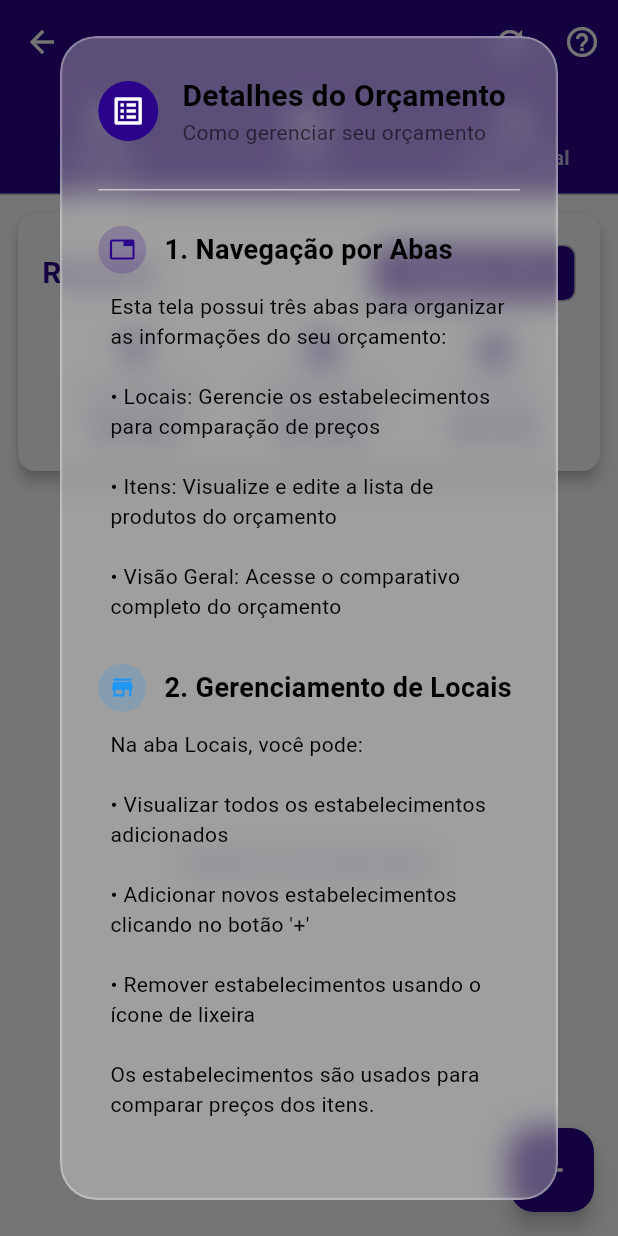
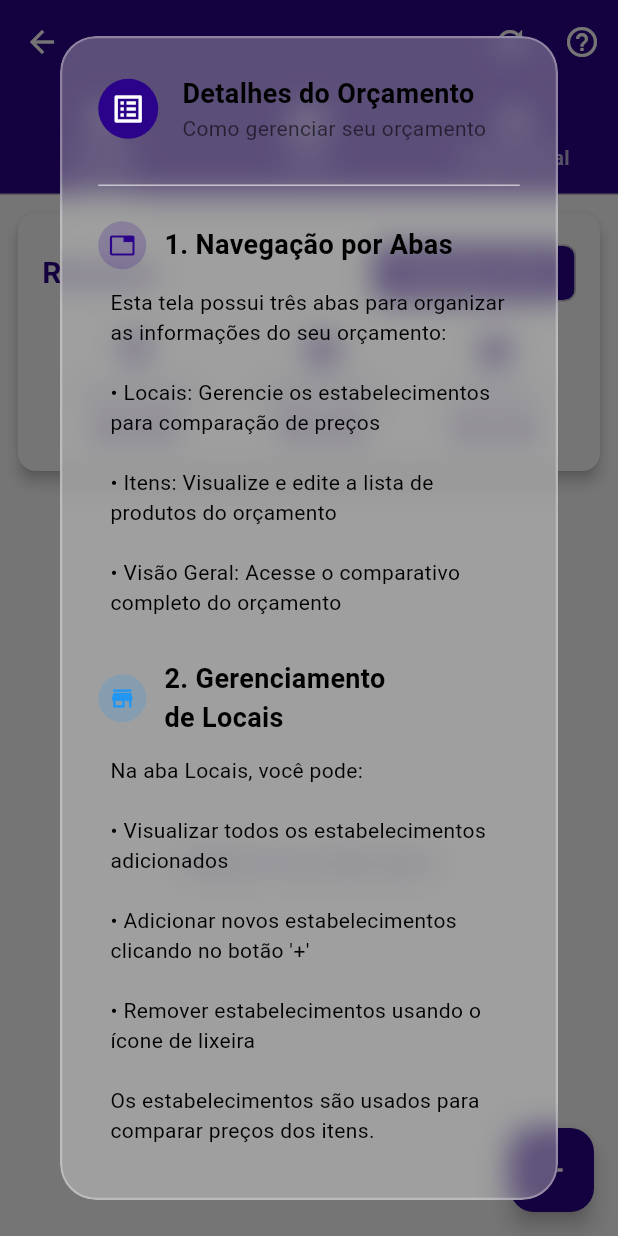
Before and after one commit to jhonnylucius/economize, a Flutter app: the BudgetDetailScreen widget shown alone on an empty page, opened directly with empty values, after a tap on the "help outline" icon, on a phone screen of 412 x 824 dp. Run offline on Flutter 3.47's test engine with Material 3 defaults, Android fonts, the phone set to English and light mode, and no system bars; our stand-ins replace fl_chart, logger, mask_text_input_formatter, pdf, percent_indicator, screenshot and 3 more; accounts and stored records are empty.

Commit message:
feat: Ajusta tamanhos de fonte e adiciona quebras de linha nos títulos das seções de ajuda para melhorar a legibilidade

```diff
--- a/lib/screen/budget/budget_detail_screen.dart
+++ b/lib/screen/budget/budget_detail_screen.dart
@@ -223,7 +223,7 @@ class _BudgetDetailScreenState extends State<BudgetDetailScreen>
                                 Text(
                                   "Detalhes do Orçamento",
                                   style: TextStyle(
-                                    fontSize: 20,
+                                    fontSize: 18,
                                     fontWeight: FontWeight.bold,
                                     color: appThemes.getCardTitleColor(),
                                   ),
@@ -269,7 +269,7 @@ class _BudgetDetailScreenState extends State<BudgetDetailScreen>
                       delay: const Duration(milliseconds: 200),
                       child: _buildHelpSection(
                         context: context,
-                        title: "2. Gerenciamento de Locais",
+                        title: "2. Gerenciamento \nde Locais",
                         icon: Icons.store,
                         iconColor: Colors.blue,
                         content: "Na aba Locais, você pode:\n\n"
@@ -287,7 +287,7 @@ class _BudgetDetailScreenState extends State<BudgetDetailScreen>
                       delay: const Duration(milliseconds: 300),
                       child: _buildHelpSection(
                         context: context,
-                        title: "3. Gerenciamento de Itens",
+                        title: "3. Gerenciamento \nde Itens",
                         icon: Icons.shopping_basket,
                         iconColor: Colors.orange,
                         content: "Na aba Itens, você pode:\n\n"
@@ -324,7 +324,7 @@ class _BudgetDetailScreenState extends State<BudgetDetailScreen>
                       delay: const Duration(milliseconds: 500),
                       child: _buildHelpSection(
                         context: context,
-                        title: "5. Visão Geral e Comparativo",
+                        title: "5. Visão Geral \ne Comparativo",
                         icon: Icons.compare,
                         iconColor: Colors.purple,
                         content: "Na aba Visão Geral:\n\n"
@@ -341,7 +341,7 @@ class _BudgetDetailScreenState extends State<BudgetDetailScreen>
                       delay: const Duration(milliseconds: 600),
                       child: _buildHelpSection(
                         context: context,
-                        title: "6. Resumo do Orçamento",
+                        title: "6. Resumo do\n Orçamento",
                         icon: Icons.summarize,
                         iconColor: themeManager.getDetailHeaderColor(),
                         content: "No topo da tela, o card de resumo mostra:\n\n"
```
